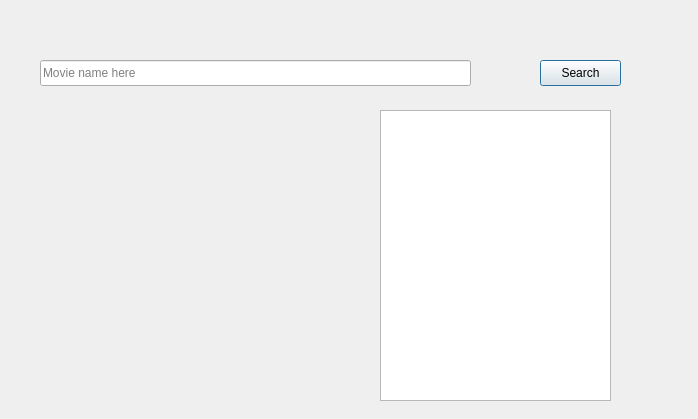
SimonTheFire/Media-Recomender, file UI.ui: the form before one commit.
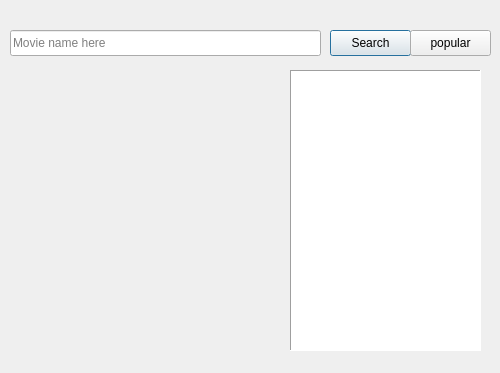
The form after the commit.

Commit message: have messed around with the ui making the window smaller and moved everything close to each other. also added poster support and fetching the most popular movie

The edit to the form file:
```diff
--- a/UI.ui
+++ b/UI.ui
@@ -6,18 +6,30 @@
    <rect>
     <x>0</x>
     <y>0</y>
-    <width>698</width>
-    <height>419</height>
+    <width>500</width>
+    <height>373</height>
    </rect>
   </property>
+  <property name="minimumSize">
+   <size>
+    <width>500</width>
+    <height>373</height>
+   </size>
+  </property>
+  <property name="maximumSize">
+   <size>
+    <width>500</width>
+    <height>373</height>
+   </size>
+  </property>
   <property name="windowTitle">
    <string>Movie Recomender</string>
   </property>
   <widget class="QPushButton" name="Search">
    <property name="geometry">
     <rect>
-     <x>540</x>
-     <y>60</y>
+     <x>330</x>
+     <y>30</y>
      <width>81</width>
      <height>26</height>
     </rect>
@@ -29,9 +41,9 @@
   <widget class="QLineEdit" name="input">
    <property name="geometry">
     <rect>
-     <x>40</x>
-     <y>60</y>
-     <width>431</width>
+     <x>10</x>
+     <y>30</y>
+     <width>311</width>
      <height>26</height>
     </rect>
    </property>
@@ -42,20 +54,23 @@
   <widget class="QGraphicsView" name="graphicsView">
    <property name="geometry">
     <rect>
-     <x>380</x>
-     <y>110</y>
-     <width>231</width>
-     <height>291</height>
+     <x>290</x>
+     <y>70</y>
+     <width>191</width>
+     <height>281</height>
     </rect>
    </property>
+   <property name="frameShape">
+    <enum>QFrame::Shape::Panel</enum>
+   </property>
   </widget>
   <widget class="QLabel" name="label_2">
    <property name="geometry">
     <rect>
-     <x>40</x>
-     <y>170</y>
+     <x>50</x>
+     <y>120</y>
      <width>209</width>
-     <height>171</height>
+     <height>201</height>
     </rect>
    </property>
    <property name="text">
@@ -68,10 +83,10 @@
   <widget class="QLabel" name="label_1">
    <property name="geometry">
     <rect>
-     <x>40</x>
-     <y>100</y>
+     <x>50</x>
+     <y>70</y>
      <width>209</width>
-     <height>61</height>
+     <height>31</height>
     </rect>
    </property>
    <property name="text">
@@ -81,6 +96,19 @@
     <bool>true</bool>
    </property>
   </widget>
+  <widget class="QPushButton" name="popular">
+   <property name="geometry">
+    <rect>
+     <x>410</x>
+     <y>30</y>
+     <width>81</width>
+     <height>26</height>
+    </rect>
+   </property>
+   <property name="text">
+    <string>popular</string>
+   </property>
+  </widget>
  </widget>
  <resources/>
  <connections/>
```
The commit also changes 2 other files.
